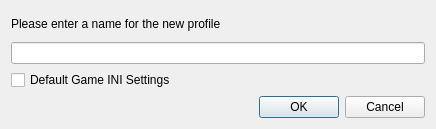
Above: source/modorganizer/src/profileinputdialog.ui from ArialSenki/MO2-Revamped before the change. Below: the same form after it.
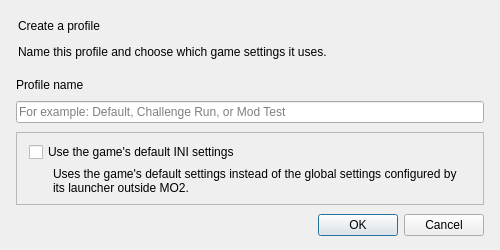
That is the form after the change.

Patch:
```diff
--- a/source/modorganizer/src/profileinputdialog.ui
+++ b/source/modorganizer/src/profileinputdialog.ui
@@ -6,35 +6,142 @@
    <rect>
     <x>0</x>
     <y>0</y>
-    <width>436</width>
-    <height>129</height>
+    <width>500</width>
+    <height>250</height>
    </rect>
   </property>
   <property name="windowTitle">
    <string>Dialog</string>
   </property>
   <layout class="QVBoxLayout" name="verticalLayout_2">
+   <property name="spacing">
+    <number>9</number>
+   </property>
+   <property name="leftMargin">
+    <number>16</number>
+   </property>
+   <property name="topMargin">
+    <number>14</number>
+   </property>
+   <property name="rightMargin">
+    <number>16</number>
+   </property>
+   <property name="bottomMargin">
+    <number>14</number>
+   </property>
    <item>
-    <widget class="QLabel" name="label">
-     <property name="text">
-      <string>Please enter a name for the new profile</string>
-     </property>
+    <widget class="QWidget" name="profileHeader">
+     <layout class="QVBoxLayout" name="profileHeaderLayout">
+      <property name="spacing">
+       <number>2</number>
+      </property>
+      <property name="leftMargin">
+       <number>2</number>
+      </property>
+      <property name="topMargin">
+       <number>0</number>
+      </property>
+      <property name="rightMargin">
+       <number>2</number>
+      </property>
+      <property name="bottomMargin">
+       <number>0</number>
+      </property>
+      <item>
+       <widget class="QLabel" name="profilePageTitle">
+        <property name="text">
+         <string>Create a profile</string>
+        </property>
+       </widget>
+      </item>
+      <item>
+       <widget class="QLabel" name="profilePageSubtitle">
+        <property name="text">
+         <string>Name this profile and choose which game settings it uses.</string>
+        </property>
+        <property name="wordWrap">
+         <bool>true</bool>
+        </property>
+       </widget>
+      </item>
+     </layout>
     </widget>
    </item>
    <item>
-    <widget class="QLineEdit" name="nameEdit"/>
+    <layout class="QVBoxLayout" name="nameLayout">
+     <property name="spacing">
+      <number>5</number>
+     </property>
+     <item>
+      <widget class="QLabel" name="profileNameLabel">
+       <property name="text">
+        <string>Profile name</string>
+       </property>
+       <property name="buddy">
+        <cstring>nameEdit</cstring>
+       </property>
+      </widget>
+     </item>
+     <item>
+      <widget class="QLineEdit" name="nameEdit">
+       <property name="placeholderText">
+        <string>For example: Default, Challenge Run, or Mod Test</string>
+       </property>
+      </widget>
+     </item>
+    </layout>
    </item>
    <item>
-    <widget class="QCheckBox" name="defaultSettingsBox">
-     <property name="toolTip">
-      <string>If checked, the new profile will use the default game INI settings.</string>
+    <widget class="QFrame" name="profileSettingsCard">
+     <property name="frameShape">
+      <enum>QFrame::StyledPanel</enum>
      </property>
-     <property name="whatsThis">
-      <string>If checked, the new profile will use the default game INI settings instead of the &quot;global&quot; settings. Global settings are the settings you configure when running the game launcher directly, without MO.</string>
+     <property name="frameShadow">
+      <enum>QFrame::Plain</enum>
      </property>
-     <property name="text">
-      <string>Default Game INI Settings</string>
-     </property>
+     <layout class="QVBoxLayout" name="profileSettingsLayout">
+      <property name="spacing">
+       <number>5</number>
+      </property>
+      <property name="leftMargin">
+       <number>12</number>
+      </property>
+      <property name="topMargin">
+       <number>9</number>
+      </property>
+      <property name="rightMargin">
+       <number>12</number>
+      </property>
+      <property name="bottomMargin">
+       <number>9</number>
+      </property>
+      <item>
+       <widget class="QCheckBox" name="defaultSettingsBox">
+        <property name="toolTip">
+         <string>If checked, the new profile will use the game's default INI settings instead of global settings.</string>
+        </property>
+        <property name="whatsThis">
+         <string>If checked, the new profile will use the default game INI settings instead of the global settings. Global settings are the settings you configure when running the game launcher directly, without MO.</string>
+        </property>
+        <property name="text">
+         <string>Use the game's default INI settings</string>
+        </property>
+       </widget>
+      </item>
+      <item>
+       <widget class="QLabel" name="defaultSettingsDescription">
+        <property name="text">
+         <string>Uses the game's default settings instead of the global settings configured by its launcher outside MO2.</string>
+        </property>
+        <property name="wordWrap">
+         <bool>true</bool>
+        </property>
+        <property name="indent">
+         <number>24</number>
+        </property>
+       </widget>
+      </item>
+     </layout>
     </widget>
    </item>
    <item>
```
Left out of the diff: 2 changed lines with no effect on the pictures.
